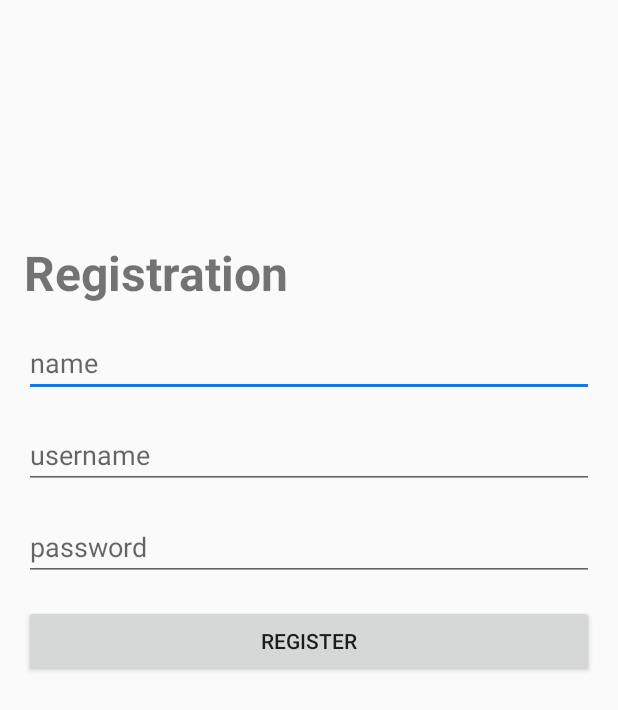
After one commit to almakhanov/firebase_fundament, an Android app: the RegistrationActivity screen opened directly, with no data from a screen before it, on a phone screen of 412 x 824 dp. The commit adds this screen. Shown: the top 710 px of the screen. Run offline under Robolectric (Android 15) with nearby library versions, the phone set to English and light mode, and no system bars; 1 statement that could not run was skipped.

Commit message:
register

```diff
--- a/app/build.gradle
+++ b/app/build.gradle
@@ -39,8 +39,9 @@ dependencies {
     implementation 'org.koin:koin-android:1.0.2'
     implementation "org.koin:koin-androidx-scope:1.0.2"
     implementation "org.koin:koin-androidx-viewmodel:1.0.2"
-    implementation 'com.google.firebase:firebase-core:17.0.1'
-    implementation 'com.google.firebase:firebase-database:18.0.1'
+    implementation 'com.google.firebase:firebase-core:17.2.0'
+    implementation 'com.google.firebase:firebase-database:19.0.0'
+    implementation 'com.google.firebase:firebase-auth:19.0.0'
     implementation "org.jetbrains.kotlinx:kotlinx-coroutines-android:1.2.1"
     implementation "org.jetbrains.kotlinx:kotlinx-coroutines-core:1.2.1"
     kapt 'com.github.bumptech.glide:compiler:4.9.0'
--- a/app/src/main/java/com/example/fundament/extensions/FirebaseExtensions.kt
+++ b/app/src/main/java/com/example/fundament/extensions/FirebaseExtensions.kt
@@ -9,6 +9,7 @@ import kotlinx.coroutines.Dispatchers
 import kotlinx.coroutines.withContext
 import kotlin.coroutines.resume
 import kotlin.coroutines.suspendCoroutine
+
 
 fun <T> DatabaseReference.postData(tableName: String, data: T) {
     this.child(tableName).push().key?.let {
--- /dev/null
+++ b/app/src/main/java/com/example/fundament/presentation/auth/AuthViewModel.kt
@@ -0,0 +1 @@
+package com.example.fundament.presentation.auth
--- /dev/null
+++ b/app/src/main/java/com/example/fundament/presentation/registration/RegistrationActivity.kt
@@ -0,0 +1,26 @@
+package com.example.fundament.presentation.registration
+
+import androidx.appcompat.app.AppCompatActivity
+import android.os.Bundle
+import com.example.fundament.R
+import kotlinx.android.synthetic.main.activity_registration.*
+import org.koin.androidx.viewmodel.ext.android.getViewModel
+
+class RegistrationActivity : AppCompatActivity() {
+
+    lateinit var viewModel: RegistrationViewModel
+
+    override fun onCreate(savedInstanceState: Bundle?) {
+        super.onCreate(savedInstanceState)
+        setContentView(R.layout.activity_registration)
+        viewModel = getViewModel()
+
+        authButton.setOnClickListener{
+            viewModel.register(
+                nameEditText.text.toString(),
+                loginEditText.text.toString(),
+                passwordEditText.text.toString()
+            )
+        }
+    }
+}
--- a/app/src/main/java/com/example/fundament/presentation/sample/SampleActivity.kt
+++ b/app/src/main/java/com/example/fundament/presentation/sample/SampleActivity.kt
@@ -11,6 +11,7 @@ import com.example.fundament.entities.Sample
 import com.example.fundament.extensions.alert
 import com.example.fundament.extensions.toast
 import kotlinx.android.synthetic.main.activity_sample.*
+import kotlinx.coroutines.GlobalScope
 import org.koin.androidx.viewmodel.ext.android.getViewModel
 
 class SampleActivity : AppCompatActivity(), SampleAdapter.MyClickListener {
--- a/app/src/main/java/com/example/fundament/presentation/sample/SampleViewModel.kt
+++ b/app/src/main/java/com/example/fundament/presentation/sample/SampleViewModel.kt
@@ -12,9 +12,9 @@ class SampleViewModel(private val repository: SampleRepository) : BaseViewModel(
         repository.postSample(sampleObject)
     }
 
-    fun getSamples(){
-        makeRequest({repository.getSamples()}){ res->
-            unwrap(res){
+    fun getSamples() {
+        makeRequest({ repository.getSamples() }) { res ->
+            unwrap(res) {
                 sampleListLiveData.value = it as ArrayList<Sample>
             }
         }
--- /dev/null
+++ b/app/src/main/res/layout/activity_registration.xml
@@ -0,0 +1,53 @@
+<?xml version="1.0" encoding="utf-8"?>
+<androidx.constraintlayout.widget.ConstraintLayout
+    xmlns:android="http://schemas.android.com/apk/res/android"
+    xmlns:tools="http://schemas.android.com/tools"
+    xmlns:app="http://schemas.android.com/apk/res-auto"
+    android:layout_width="match_parent"
+    android:layout_height="match_parent"
+    tools:context=".presentation.registration.RegistrationActivity">
+
+    <TextView
+        app:layout_constraintTop_toTopOf="parent"
+        android:text="Registration"
+        android:textSize="32dp"
+        android:layout_marginTop="160dp"
+        android:layout_marginStart="16dp"
+        android:textStyle="bold"
+        android:id="@+id/titleTextView"
+        android:layout_width="match_parent"
+        android:layout_height="wrap_content"/>
+
+    <EditText
+        android:hint="name"
+        android:layout_margin="16dp"
+        android:id="@+id/nameEditText"
+        app:layout_constraintTop_toBottomOf="@id/titleTextView"
+        android:layout_width="match_parent"
+        android:layout_height="wrap_content"/>
+
+    <EditText
+        android:hint="username"
+        android:layout_margin="16dp"
+        android:id="@+id/loginEditText"
+        app:layout_constraintTop_toBottomOf="@id/nameEditText"
+        android:layout_width="match_parent"
+        android:layout_height="wrap_content"/>
+
+    <EditText
+        android:hint="password"
+        android:layout_margin="16dp"
+        android:id="@+id/passwordEditText"
+        app:layout_constraintTop_toBottomOf="@id/loginEditText"
+        android:layout_width="match_parent"
+        android:layout_height="wrap_content"/>
+
+    <Button
+        android:id="@+id/authButton"
+        app:layout_constraintTop_toBottomOf="@id/passwordEditText"
+        android:layout_margin="16dp"
+        android:text="register"
+        android:layout_width="match_parent"
+        android:layout_height="wrap_content"/>
+
+</androidx.constraintlayout.widget.ConstraintLayout>
```
Also changed, not shown: app/src/main/AndroidManifest.xml (+4 -3 lines), app/src/main/java/com/example/fundament/AppModule.kt (+6 -18 lines), app/src/main/java/com/example/fundament/entities/User.kt (added, +9 -0 lines), app/src/main/java/com/example/fundament/presentation/auth/AuthActivity.kt (added, +18 -0 lines), app/src/main/java/com/example/fundament/presentation/registration/RegistrationRepository.kt (added, +13 -0 lines), app/src/main/java/com/example/fundament/presentation/registration/RegistrationViewModel.kt (added, +19 -0 lines), app/src/main/res/layout/activity_auth.xml (added, +46 -0 lines).
